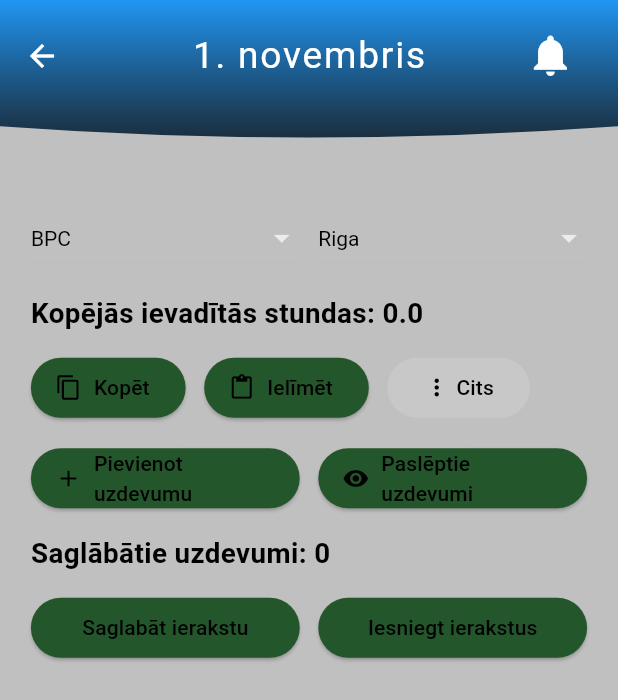
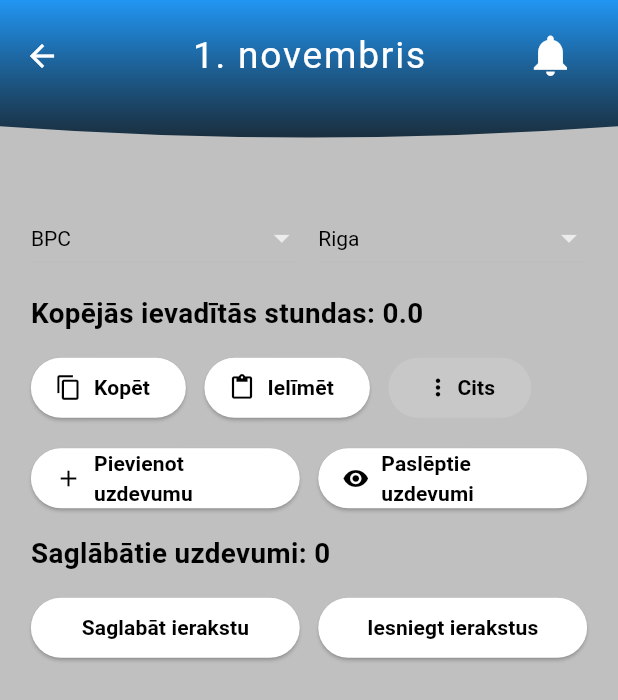
Before and after one commit to RihardsKepsnis/HourApp, a Flutter app: the CalendarPage screen opened directly, after a tap on the "chevron left" icon, after a tap on the "chevron right" icon, after a tap on "Rediģēt darba stundas", on a phone screen of 412 x 824 dp. Shown: the top 700 px of the screen. Run offline on Flutter 3.47's test engine with Material 3 defaults, Android fonts, the light colour scheme and no system bars; our stand-ins replace cloud_firestore, csv, firebase_auth, firebase_core, fl_chart, flutter_local_notifications and 3 more; accounts and stored records are empty; network calls fail.

Commit message:
jaunas krasas un kopejie dizaina ulabojumi, sataisiju statistikas lapas krasas

```diff
--- a/lib/ArchivedWorkersPage.dart
+++ b/lib/ArchivedWorkersPage.dart
@@ -219,7 +219,7 @@ class _ArchivedWorkersPageState extends State<ArchivedWorkersPage> {
                             Text(
                               name,
                               style: TextStyle(
-                                color: primaryColor,
+                                color: Colors.black,
                                 fontSize: screenWidth * 0.045,
                                 fontWeight: FontWeight.bold,
                               ),
--- a/lib/kalendars.dart
+++ b/lib/kalendars.dart
@@ -188,7 +188,7 @@ class _CalendarPageState extends State<CalendarPage> {
           child: Text(
             '${day.day}',
             style: TextStyle(
-              color: isWeekendOrHoliday ? Colors.red : primaryColor,
+              color: isWeekendOrHoliday ? Colors.red : Colors.black,
               fontWeight: FontWeight.bold,
               fontSize: 16,
             ),
@@ -213,7 +213,7 @@ class _CalendarPageState extends State<CalendarPage> {
           Text(
             '${hours.toStringAsFixed(1)}h',
             style: TextStyle(
-              color: isWeekendOrHoliday ? Colors.red : Colors.orange,
+              color: isWeekendOrHoliday ? Colors.red : primaryColor,
               fontWeight: FontWeight.bold,
               fontSize: 12,
             ),
@@ -260,7 +260,7 @@ class _CalendarPageState extends State<CalendarPage> {
           Text(
             '${hours.toStringAsFixed(1)}h',
             style: TextStyle(
-              color: isWeekendOrHoliday ? Colors.red : Colors.orange,
+              color: isWeekendOrHoliday ? Colors.red : primaryColor,
               fontWeight: FontWeight.bold,
               fontSize: 12,
             ),
@@ -277,7 +277,7 @@ class _CalendarPageState extends State<CalendarPage> {
           mainAxisAlignment: MainAxisAlignment.spaceBetween,
           children: [
             IconButton(
-              icon: Icon(Icons.chevron_left, color: primaryColor, size: 30),
+              icon: Icon(Icons.chevron_left, color: Colors.black, size: 30),
               onPressed: () {
                 setState(() {
                   if (_selectedMonth == 1) {
@@ -295,13 +295,13 @@ class _CalendarPageState extends State<CalendarPage> {
             Text(
               DateFormat("MMMM yyyy", "lv_LV").format(_focusedDay),
               style: TextStyle(
-                color: primaryColor,
+                color: Colors.black,
                 fontWeight: FontWeight.bold,
                 fontSize: 18,
               ),
             ),
             IconButton(
-              icon: Icon(Icons.chevron_right, color: primaryColor, size: 30),
+              icon: Icon(Icons.chevron_right, color: Colors.black, size: 30),
               onPressed: () {
                 setState(() {
                   if (_selectedMonth == 12) {
@@ -330,7 +330,7 @@ class _CalendarPageState extends State<CalendarPage> {
                   child: Text(
                     DateFormat.MMMM('lv_LV').format(DateTime(0, month)),
                     style: TextStyle(
-                      color: primaryColor,
+                      color: Colors.black,
                       fontWeight: FontWeight.bold,
                     ),
                   ),
@@ -347,7 +347,7 @@ class _CalendarPageState extends State<CalendarPage> {
               },
               dropdownColor: Colors.white,
               style: TextStyle(
-                color: primaryColor,
+                color: Colors.black,
                 fontWeight: FontWeight.bold,
               ),
             ),
@@ -363,7 +363,7 @@ class _CalendarPageState extends State<CalendarPage> {
                   child: Text(
                     year.toString(),
                     style: TextStyle(
-                      color: primaryColor,
+                      color: Colors.black,
                       fontWeight: FontWeight.bold,
                     ),
                   ),
@@ -381,7 +381,7 @@ class _CalendarPageState extends State<CalendarPage> {
               },
               dropdownColor: Colors.white,
               style: TextStyle(
-                color: primaryColor,
+                color: Colors.black,
                 fontWeight: FontWeight.bold,
               ),
             ),
@@ -476,11 +476,11 @@ class _CalendarPageState extends State<CalendarPage> {
                             calendarStyle: CalendarStyle(
                               todayDecoration: const BoxDecoration(),
                               selectedDecoration: BoxDecoration(
-                                color: primaryColor.withOpacity(0.7),
+                                color: Colors.black.withOpacity(0.7),
                                 shape: BoxShape.circle,
                               ),
                               defaultTextStyle: TextStyle(
-                                color: primaryColor,
+                                color: Colors.black,
                                 fontWeight: FontWeight.bold,
                               ),
                               weekendTextStyle: const TextStyle(
@@ -488,13 +488,13 @@ class _CalendarPageState extends State<CalendarPage> {
                                 fontWeight: FontWeight.bold,
                               ),
                               outsideTextStyle: TextStyle(
-                                color: primaryColor.withOpacity(0.5),
+                                color: Colors.black.withOpacity(0.5),
                                 fontWeight: FontWeight.bold,
                               ),
                             ),
                             daysOfWeekStyle: DaysOfWeekStyle(
                               weekdayStyle: TextStyle(
-                                color: primaryColor,
+                                color: Colors.black,
                                 fontWeight: FontWeight.bold,
                               ),
                               weekendStyle: const TextStyle(
--- a/lib/profile.dart
+++ b/lib/profile.dart
@@ -81,7 +81,7 @@ class _ProfilePageState extends State<ProfilePage> {
           Text(
             _name,
             style: TextStyle(
-              color: const Color(0xFF24562B),
+              color: const Color.fromARGB(255, 0, 0, 0),
               fontSize: screenWidth * 0.07,
               fontWeight: FontWeight.bold,
             ),
--- a/lib/stundas.dart
+++ b/lib/stundas.dart
@@ -335,7 +335,7 @@ class _StundasPageState extends State<StundasPage> {
           'Saglabātie uzdevumi: ${tasks.length}',
           style: const TextStyle(
             fontWeight: FontWeight.bold,
-            color: Color.fromARGB(255, 0, 0, 0),
+            color: Color.fromARGB(255, 255, 255, 255),
           ),
         ),
         backgroundColor: primaryColor,
@@ -980,7 +980,13 @@ class _StundasPageState extends State<StundasPage> {
           children: const [
             Icon(Icons.more_vert, color: Color.fromARGB(255, 0, 0, 0)),
             SizedBox(width: 4),
-            Text("Cits", style: TextStyle(color: Color.fromARGB(255, 0, 0, 0))),
+            Text(
+              "Cits",
+              style: TextStyle(
+                fontWeight: FontWeight.bold,
+                color: Color.fromARGB(255, 0, 0, 0),
+              ),
+            ),
           ],
         ),
       ),
@@ -1094,10 +1100,11 @@ class _StundasPageState extends State<StundasPage> {
                               'Kopēt',
                               style: TextStyle(
                                 color: Color.fromARGB(255, 0, 0, 0),
+                                fontWeight: FontWeight.bold,
                               ),
                             ),
                             style: ElevatedButton.styleFrom(
-                              backgroundColor: primaryColor,
+                              backgroundColor: Colors.white,
                             ),
                           ),
                           ElevatedButton.icon(
@@ -1110,10 +1117,11 @@ class _StundasPageState extends State<StundasPage> {
                               'Ielīmēt',
                               style: TextStyle(
                                 color: Color.fromARGB(255, 0, 0, 0),
+                                fontWeight: FontWeight.bold,
                               ),
                             ),
                             style: ElevatedButton.styleFrom(
-                              backgroundColor: primaryColor,
+                              backgroundColor: Colors.white,
                             ),
                           ),
                           _buildOtherButton(),
@@ -1133,10 +1141,11 @@ class _StundasPageState extends State<StundasPage> {
                                 "Pievienot uzdevumu",
                                 style: TextStyle(
                                   color: Color.fromARGB(255, 0, 0, 0),
+                                  fontWeight: FontWeight.bold,
                                 ),
                               ),
                               style: ElevatedButton.styleFrom(
-                                backgroundColor: primaryColor,
+                                backgroundColor: Colors.white,
                               ),
                             ),
                           ),
@@ -1153,10 +1162,11 @@ class _StundasPageState extends State<StundasPage> {
                                 "Paslēptie uzdevumi",
                                 style: TextStyle(
                                   color: Color.fromARGB(255, 0, 0, 0),
+                                  fontWeight: FontWeight.bold,
                                 ),
                               ),
                               style: ElevatedButton.styleFrom(
-                                backgroundColor: primaryColor,
+                                backgroundColor: Colors.white,
                               ),
                             ),
                           ),
@@ -1178,12 +1188,13 @@ class _StundasPageState extends State<StundasPage> {
                             child: ElevatedButton(
                               onPressed: _isEditing ? _saveCurrentEntry : null,
                               style: ElevatedButton.styleFrom(
-                                backgroundColor: primaryColor,
+                                backgroundColor: Colors.white,
                               ),
                               child: const Text(
                                 "Saglabāt ierakstu",
                                 style: TextStyle(
                                   color: Color.fromARGB(255, 0, 0, 0),
+                                  fontWeight: FontWeight.bold,
                                 ),
                               ),
                             ),
@@ -1193,12 +1204,13 @@ class _StundasPageState extends State<StundasPage> {
                             child: ElevatedButton(
                               onPressed: _isEditing ? _submitEntries : null,
                               style: ElevatedButton.styleFrom(
-                                backgroundColor: primaryColor,
+                                backgroundColor: Colors.white,
                               ),
                               child: const Text(
                                 "Iesniegt ierakstus",
                                 style: TextStyle(
                                   color: Color.fromARGB(255, 0, 0, 0),
+                                  fontWeight: FontWeight.bold,
                                 ),
                               ),
                             ),
```
Also changed, not shown: lib/darbinieki.dart (+7 -4 lines), lib/sakumlapa.dart (+13 -13 lines), lib/statistics.dart (+25 -8 lines).
